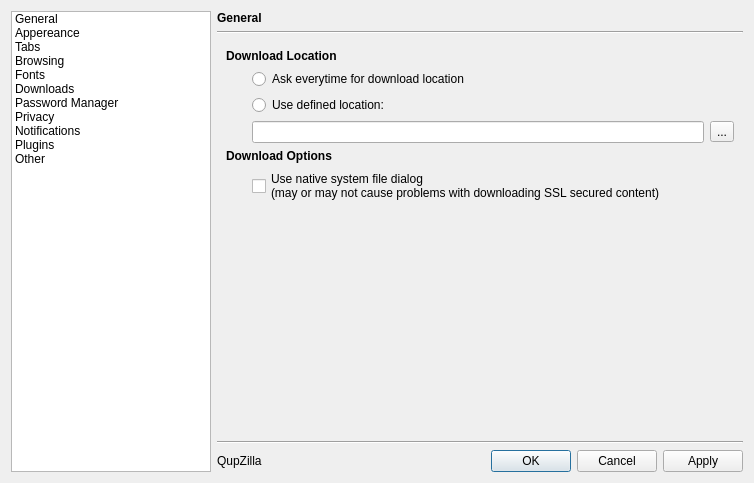
Above: src/preferences/preferences.ui from QupZilla/qupzilla before the change. Below: the same form after it.
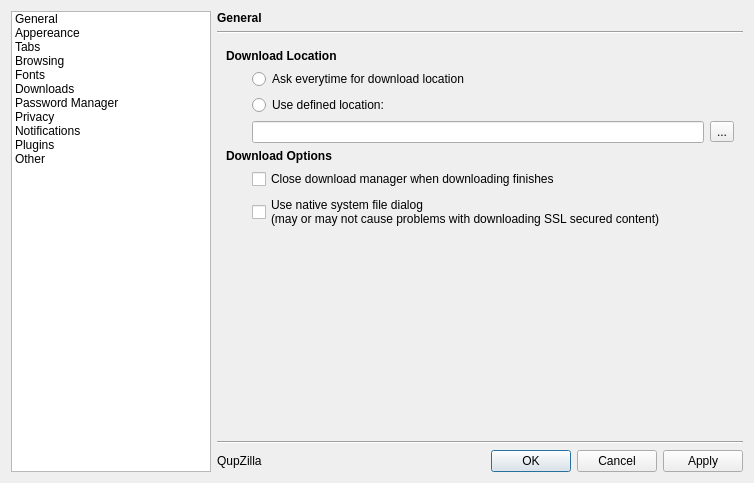
That is the form after the change. The open tabs and pages were chosen to show the change. Icons and pictures are not drawn.

Commit message: Possibility to close download manager window on finished download Alos little performance improvent when click2flash is enabled. Pages will now be adjusted only once per load to correctly show click2flash, not with every object loaded.

```diff
--- a/src/preferences/preferences.ui
+++ b/src/preferences/preferences.ui
@@ -1464,7 +1464,7 @@
          </item>
         </layout>
        </item>
-       <item row="8" column="2">
+       <item row="9" column="2">
         <spacer name="verticalSpacer_10">
          <property name="orientation">
           <enum>Qt::Vertical</enum>
@@ -1513,7 +1513,7 @@
          </property>
         </widget>
        </item>
-       <item row="7" column="1" colspan="3">
+       <item row="8" column="1" colspan="3">
         <widget class="QCheckBox" name="downlaodNativeSystemDialog">
          <property name="text">
           <string>Use native system file dialog
@@ -1521,6 +1521,13 @@
          </property>
         </widget>
        </item>
+       <item row="7" column="1" colspan="3">
+        <widget class="QCheckBox" name="closeDownManOnFinish">
+         <property name="text">
+          <string>Close download manager when downloading finishes</string>
+         </property>
+        </widget>
+       </item>
       </layout>
      </widget>
      <widget class="QWidget" name="stackedWidgetPage5">
```
The commit also changes 6 other files.
